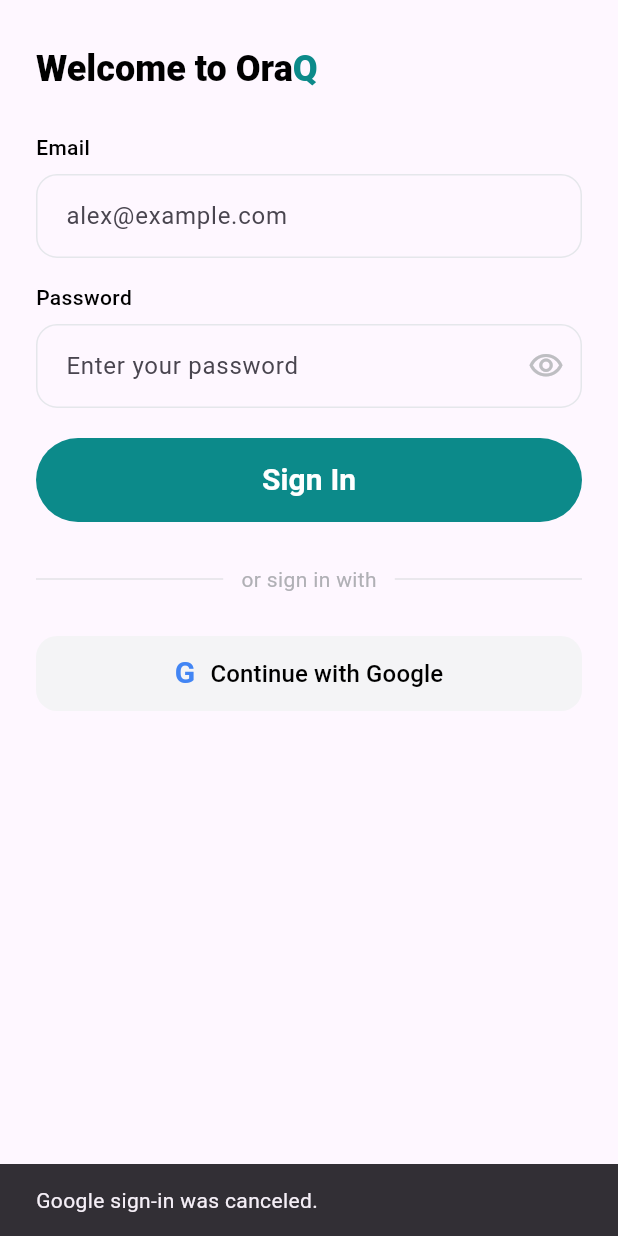
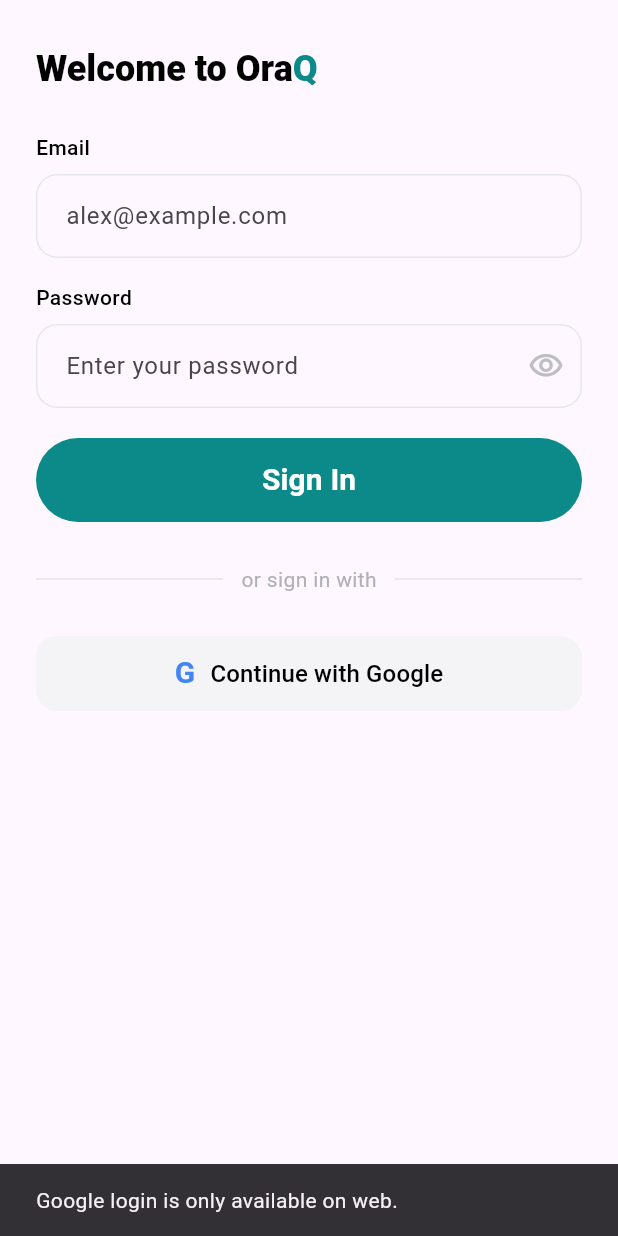
Before and after one commit to sbae56-art/likelion, a Flutter app: the screen it shows after launch, after a tap on an icon or button, on a phone screen of 412 x 824 dp. Run offline on Flutter 3.47's test engine with Material 3 defaults, Android fonts, the phone set to English and light mode, and no system bars; our stand-ins replace image_picker, shared_preferences; missing offline and left inert: dart:js_interop, google_sign_in_web; network calls fail.

Commit message:
Replace google_sign_in package with direct GIS JS interop on web
The google_sign_in Flutter package threw UnimplementedError in
production web builds. Now uses dart:js_interop to call the Google
Identity Services SDK directly, which is more reliable for web.
- Removed google_sign_in and google_sign_in_web dependencies
- Added google_sign_in_web.dart (JS interop) and stub for non-web
- Simplified AuthService by removing GoogleSignIn package usage
- GoogleSignInButton now calls GIS prompt() on web

Made-with: Cursor

```diff
--- a/oral_health_ai/lib/services/auth_service.dart
+++ b/oral_health_ai/lib/services/auth_service.dart
@@ -1,15 +1,11 @@
 import 'dart:convert';
 import 'package:flutter/foundation.dart';
-import 'package:google_sign_in/google_sign_in.dart';
 import 'package:http/http.dart' as http;
 import 'package:shared_preferences/shared_preferences.dart';
 
 class AuthService {
   static const String googleClientId =
       '360152998799-iud4ufqjuqb5ak9jjl44dl4pm8iki0je.apps.googleusercontent.com';
-
-  static final GoogleSignIn googleSignIn = GoogleSignIn.instance;
-  static Future<void>? _googleInitialization;
 
   static String get baseUrl {
     if (kIsWeb) {
@@ -27,12 +23,6 @@ class AuthService {
       case TargetPlatform.fuchsia:
         return 'http://127.0.0.1:8000';
     }
-  }
-
-  static Future<void> initializeGoogleSignIn() {
-    return _googleInitialization ??= googleSignIn.initialize(
-      clientId: googleClientId,
-    );
   }
 
   static Future<Map<String, dynamic>> signup({
@@ -62,17 +52,9 @@ class AuthService {
       };
     }
 
-    String message = 'Signup failed';
-    try {
-      final body = jsonDecode(response.body);
-      message = body['detail']?.toString() ?? message;
-    } catch (_) {
-      message = response.body.isNotEmpty ? response.body : message;
-    }
-
     return {
       'success': false,
-      'message': message,
+      'message': _extractMessage(response, 'Signup failed'),
       'statusCode': response.statusCode,
     };
   }
@@ -97,68 +79,22 @@ class AuthService {
 
     if (response.statusCode == 200) {
       final body = jsonDecode(response.body);
-      final prefs = await SharedPreferences.getInstance();
-      await prefs.setString('access_token', body['access_token']);
-      await prefs.setString('token_type', body['token_type']);
-
-      return {
-        'success': true,
-        'data': body,
-      };
-    }
-
-    String message = 'Login failed';
-    try {
-      final body = jsonDecode(response.body);
-      message = body['detail']?.toString() ?? message;
-    } catch (_) {
-      message = response.body.isNotEmpty ? response.body : message;
+      await _saveToken(body);
+      return {'success': true, 'data': body};
     }
 
     return {
       'success': false,
-      'message': message,
+      'message': _extractMessage(response, 'Login failed'),
       'statusCode': response.statusCode,
     };
   }
 
-  static Future<Map<String, dynamic>> loginWithGoogle() async {
-    try {
-      await initializeGoogleSignIn();
-
-      if (!googleSignIn.supportsAuthenticate()) {
-        return {
-          'success': false,
-          'message': 'Google login on web uses the Google-provided button.',
-        };
-      }
-
-      final GoogleSignInAccount user = await googleSignIn.authenticate();
-      return loginWithGoogleAccount(user);
-    } on GoogleSignInException catch (error) {
-      return {
-        'success': false,
-        'message': _googleSignInErrorMessage(error),
-      };
-    } catch (error) {
-      return {
-        'success': false,
-        'message': 'Google login failed: $error',
-      };
-    }
-  }
-
-  static Future<Map<String, dynamic>> loginWithGoogleAccount(
-    GoogleSignInAccount user,
-  ) async {
-    final String? idToken = user.authentication.idToken;
-    if (idToken == null || idToken.isEmpty) {
-      return {
-        'success': false,
-        'message': 'Google ID token was not returned.',
-      };
-    }
-
+  static Future<Map<String, dynamic>> loginWithIdToken({
+    required String idToken,
+    required String email,
+    String? displayName,
+  }) async {
     final response = await http.post(
       Uri.parse('$baseUrl/auth/google/mobile'),
       headers: {
@@ -167,45 +103,22 @@ class AuthService {
       },
       body: jsonEncode({
         'id_token': idToken,
-        'email': user.email,
-        'display_name': user.displayName,
+        'email': email,
+        'display_name': displayName,
       }),
     );
 
     if (response.statusCode == 200) {
       final body = jsonDecode(response.body);
-      final prefs = await SharedPreferences.getInstance();
-      await prefs.setString('access_token', body['access_token']);
-      await prefs.setString('token_type', body['token_type']);
-
-      return {
-        'success': true,
-        'data': body,
-      };
-    }
-
-    String message = 'Google login failed';
-    try {
-      final body = jsonDecode(response.body);
-      message = body['detail']?.toString() ?? message;
-    } catch (_) {
-      message = response.body.isNotEmpty ? response.body : message;
+      await _saveToken(body);
+      return {'success': true, 'data': body};
     }
 
     return {
       'success': false,
-      'message': message,
+      'message': _extractMessage(response, 'Google login failed'),
       'statusCode': response.statusCode,
     };
-  }
-
-  static String _googleSignInErrorMessage(GoogleSignInException error) {
-    switch (error.code) {
-      case GoogleSignInExceptionCode.canceled:
-        return 'Google sign-in was canceled.';
-      default:
-        return error.description ?? 'Google sign-in failed.';
-    }
   }
 
   static Future<String?> getToken() async {
@@ -217,11 +130,20 @@ class AuthService {
     final prefs = await SharedPreferences.getInstance();
     await prefs.remove('access_token');
     await prefs.remove('token_type');
+  }
 
+  static Future<void> _saveToken(Map<String, dynamic> body) async {
+    final prefs = await SharedPreferences.getInstance();
+    await prefs.setString('access_token', body['access_token']);
+    await prefs.setString('token_type', body['token_type']);
+  }
+
+  static String _extractMessage(http.Response response, String fallback) {
     try {
-      await googleSignIn.signOut();
+      final body = jsonDecode(response.body);
+      return body['detail']?.toString() ?? fallback;
     } catch (_) {
-      // Ignore Google sign-out failures so local logout still succeeds.
+      return response.body.isNotEmpty ? response.body : fallback;
     }
   }
 }
--- /dev/null
+++ b/oral_health_ai/lib/services/google_sign_in_stub.dart
@@ -0,0 +1,12 @@
+typedef GoogleCredentialCallback = void Function(String idToken);
+
+void initGoogleSignInWeb({
+  required String clientId,
+  required GoogleCredentialCallback onCredential,
+}) {
+  throw UnsupportedError('Google Sign-In web is only available on web.');
+}
+
+Future<String> promptGoogleSignIn() {
+  throw UnsupportedError('Google Sign-In web is only available on web.');
+}
--- a/oral_health_ai/lib/widgets/auth/google_sign_in_button.dart
+++ b/oral_health_ai/lib/widgets/auth/google_sign_in_button.dart
@@ -1,11 +1,13 @@
-import 'dart:async';
+import 'dart:convert';
 
 import 'package:flutter/foundation.dart';
 import 'package:flutter/material.dart';
-import 'package:google_sign_in/google_sign_in.dart';
 
 import '../../services/auth_service.dart';
 import 'auth_social_button.dart';
+
+import '../../services/google_sign_in_web.dart'
+    if (dart.library.io) '../../services/google_sign_in_stub.dart' as gsi;
 
 class GoogleSignInButton extends StatefulWidget {
   final VoidCallback onSuccess;
@@ -20,109 +22,81 @@ class GoogleSignInButton extends StatefulWidget {
 }
 
 class _GoogleSignInButtonState extends State<GoogleSignInButton> {
-  StreamSubscription<GoogleSignInAuthenticationEvent>? _authSubscription;
   bool _isLoading = false;
   bool _isInitialized = false;
-  bool _isHandlingWebEvent = false;
-  bool _canAuthenticate = false;
-  String? _initializationError;
+  String? _initError;
 
   @override
   void initState() {
     super.initState();
-    _initialize();
+    _initGsi();
   }
 
-  Future<void> _initialize() async {
+  Future<void> _initGsi() async {
+    if (!kIsWeb) {
+      setState(() => _isInitialized = true);
+      return;
+    }
+
     try {
-      await AuthService.initializeGoogleSignIn();
-
-      bool canAuth = false;
-      try {
-        canAuth = AuthService.googleSignIn.supportsAuthenticate();
-      } catch (_) {
-        canAuth = false;
-      }
-
-      if (!canAuth && kIsWeb) {
-        try {
-          _authSubscription =
-              AuthService.googleSignIn.authenticationEvents.listen(
-            (event) {
-              if (event is GoogleSignInAuthenticationEventSignIn) {
-                _handleWebGoogleLogin(event.user);
-              }
-            },
-            onError: (Object error) {
-              _showMessage(_googleErrorMessage(error));
-            },
-          );
-        } catch (_) {
-          // Stream not available; fall back to plain button.
-        }
-      }
-
-      if (!mounted) return;
-
-      setState(() {
-        _canAuthenticate = canAuth;
-        _isInitialized = true;
-      });
-    } catch (error) {
-      if (!mounted) return;
-
-      setState(() {
-        _initializationError = 'Google login is not available.';
-      });
+      gsi.initGoogleSignInWeb(
+        clientId: AuthService.googleClientId,
+        onCredential: _handleIdToken,
+      );
+      if (mounted) setState(() => _isInitialized = true);
+    } catch (e) {
+      if (mounted) setState(() => _initError = 'Google login unavailable');
     }
   }
 
-  Future<void> _handleGoogleLogin() async {
-    setState(() => _isLoading = true);
+  Future<void> _handleIdToken(String idToken) async {
+    if (_isLoading) return;
+    if (mounted) setState(() => _isLoading = true);
 
-    final result = await AuthService.loginWithGoogle();
+    String email = '';
+    try {
+      final parts = idToken.split('.');
+      if (parts.length >= 2) {
+        String payload = parts[1];
+        while (payload.length % 4 != 0) {
+          payload += '=';
+        }
+        final bytes = base64Url.decode(payload);
+        final json = jsonDecode(utf8.decode(bytes)) as Map<String, dynamic>;
+        email = json['email']?.toString() ?? '';
+      }
+    } catch (_) {}
+
+    final result = await AuthService.loginWithIdToken(
+      idToken: idToken,
+      email: email,
+    );
+
     if (!mounted) return;
-
     setState(() => _isLoading = false);
 
     if (result['success'] == true) {
       widget.onSuccess();
+    } else {
+      _showMessage(result['message']?.toString() ?? 'Google login failed.');
+    }
+  }
+
+  Future<void> _onTap() async {
+    if (!kIsWeb) {
+      _showMessage('Google login is only available on web.');
       return;
     }
 
-    _showMessage(result['message']?.toString() ?? 'Google login failed.');
-  }
-
-  Future<void> _handleWebGoogleLogin(GoogleSignInAccount user) async {
-    if (_isHandlingWebEvent) return;
-
-    _isHandlingWebEvent = true;
     setState(() => _isLoading = true);
-
-    final result = await AuthService.loginWithGoogleAccount(user);
-    if (!mounted) return;
-
-    _isHandlingWebEvent = false;
-    setState(() => _isLoading = false);
-
-    if (result['success'] == true) {
-      widget.onSuccess();
-      return;
-    }
-
-    _showMessage(result['message']?.toString() ?? 'Google login failed.');
-  }
-
-  String _googleErrorMessage(Object error) {
-    if (error is GoogleSignInException) {
-      switch (error.code) {
-        case GoogleSignInExceptionCode.canceled:
-          return 'Google sign-in was canceled.';
-        default:
-          return error.description ?? 'Google sign-in failed.';
+    try {
+      await gsi.promptGoogleSignIn();
+    } catch (e) {
+      if (mounted) {
+        setState(() => _isLoading = false);
+        _showMessage('Google sign-in failed: $e');
       }
     }
-    return error.toString();
   }
 
   void _showMessage(String message) {
@@ -133,17 +107,11 @@ class _GoogleSignInButtonState extends State<GoogleSignInButton> {
   }
 
   @override
-  void dispose() {
-    _authSubscription?.cancel();
-    super.dispose();
-  }
-
-  @override
   Widget build(BuildContext context) {
-    if (_initializationError != null) {
+    if (_initError != null) {
       return AuthSocialButton(
         text: 'Google login unavailable',
-        onPressed: () => _showMessage(_initializationError!),
+        onPressed: () => _showMessage(_initError!),
       );
     }
 
@@ -158,12 +126,7 @@ class _GoogleSignInButtonState extends State<GoogleSignInButton> {
 
     return AuthSocialButton(
       text: _isLoading ? 'Signing In...' : 'Continue with Google',
-      onPressed: _isLoading
-          ? () {}
-          : _canAuthenticate
-              ? _handleGoogleLogin
-              : () => _showMessage(
-                  'Google login requires server-side configuration.'),
+      onPressed: _isLoading ? () {} : _onTap,
     );
   }
 }
--- a/oral_health_ai/pubspec.yaml
+++ b/oral_health_ai/pubspec.yaml
@@ -34,8 +34,7 @@ dependencies:
   image_picker: ^1.0.7
   http: ^1.2.0
   shared_preferences: ^2.2.3
-  google_sign_in: ^7.2.0
-  google_sign_in_web: ^1.1.3
+  web: ^1.1.0
 
 dev_dependencies:
   flutter_test:
```
Also changed, not shown: oral_health_ai/lib/services/google_sign_in_web.dart (added, +49 -0 lines), oral_health_ai/pubspec.lock, 3 other files.
